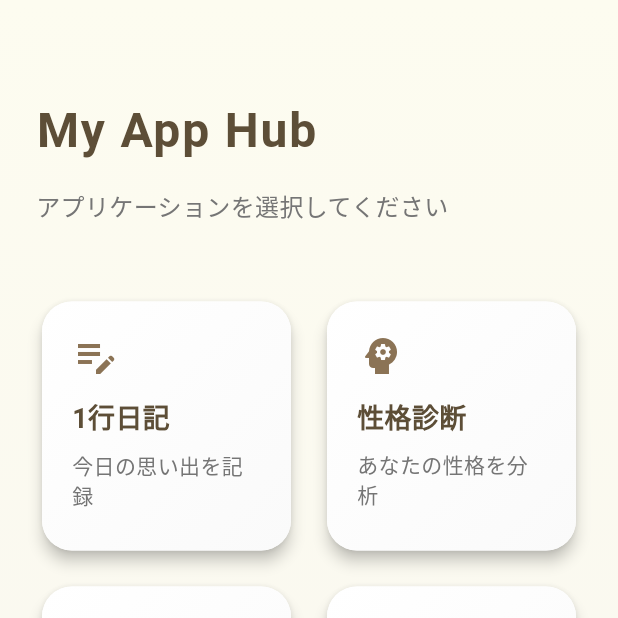
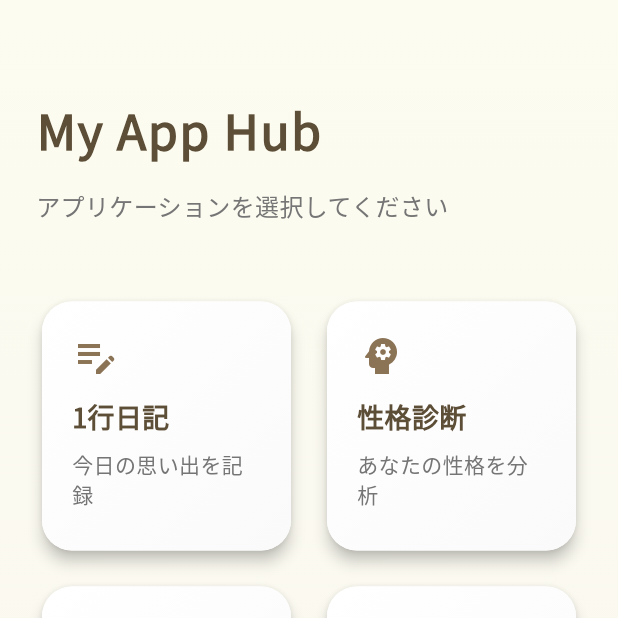
Before and after one commit to mituru-maker/diary_app, a Flutter app: the screen it shows after launch, on a phone screen of 412 x 824 dp, the top half of it. Run offline on Flutter 3.47's test engine with Material 3 defaults, Android fonts, the phone set to English and light mode, and no system bars; our stand-ins replace google_fonts, shared_preferences.

Commit message:
Fix Japanese font rendering and add Google Fonts

```diff
--- a/lib/main.dart
+++ b/lib/main.dart
@@ -1,6 +1,7 @@
 import 'package:flutter/material.dart';
 import 'package:shared_preferences/shared_preferences.dart';
 import 'package:url_launcher/url_launcher.dart';
+import 'package:google_fonts/google_fonts.dart';
 import 'dart:async';
 import 'dart:convert';
 import 'dodge_game_page.dart';
@@ -189,6 +190,10 @@ class DiaryApp extends StatelessWidget {
           seedColor: const Color(0xFFFDFCF0),
           brightness: Brightness.light,
         ),
+        fontFamily: 'Noto Sans JP',
+        textTheme: GoogleFonts.notoSansJpTextTheme(
+          Theme.of(context).textTheme,
+        ),
         useMaterial3: true,
         scaffoldBackgroundColor: const Color(0xFFFDFCF0),
         appBarTheme: const AppBarTheme(
@@ -226,22 +231,7 @@ class DiaryApp extends StatelessWidget {
           ),
           focusedBorder: OutlineInputBorder(
             borderRadius: BorderRadius.circular(15),
-            borderSide: const BorderSide(color: Color(0xFF8B7355), width: 2),
-          ),
-        ),
-        textTheme: const TextTheme(
-          bodyLarge: TextStyle(
-            fontFamily: 'sans-serif',
-            color: Color(0xFF5D4E37),
-          ),
-          bodyMedium: TextStyle(
-            fontFamily: 'sans-serif',
-            color: Color(0xFF5D4E37),
-          ),
-          titleLarge: TextStyle(
-            fontFamily: 'sans-serif',
-            color: Color(0xFF5D4E37),
-            fontWeight: FontWeight.w600,
+            borderSide: const BorderSide(color: Color(0xFF8B7355)),
           ),
         ),
       ),
--- a/pubspec.yaml
+++ b/pubspec.yaml
@@ -34,6 +34,9 @@ dependencies:
   # The following adds the Cupertino Icons font to your application.
   # Use with the CupertinoIcons class for iOS style icons.
   cupertino_icons: ^1.0.8
+
+  # For Japanese font support
+  google_fonts: ^6.2.1
 
   # For data persistence
   shared_preferences: ^2.2.3
```
Also changed, not shown: lib/dodge_game_page.dart (+120 -8 lines), pubspec.lock, 5 other files.
